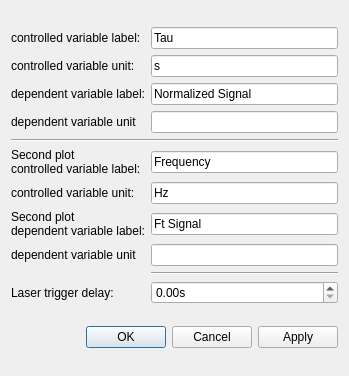
First picture: the form in gui/pulsed/ui_pulsed_main_gui_settings_analysis.ui, repository Ulm-IQO/qudi, before the edit.
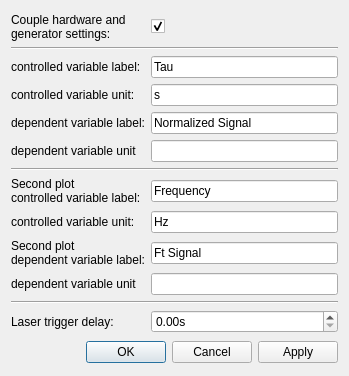
Second picture: the form after the edit. Custom widgets are drawn as their Qt base class.

Commit message: Introduced the functionality to couple sample rate, activation config and later on also the pp-amplitude of the SequenceGeneratorLogic to the PulsedMeasurementLogic via PulsedMasterLogic. This should make it easier to avoid unintended mismatch of waveform parameters with actually set parameters in hardware. There is a new checkbox in the analysis settings dialogue of the pulsed_maingui that is checked by default for that purpose.

Patch:
```diff
--- a/gui/pulsed/ui_pulsed_main_gui_settings_analysis.ui
+++ b/gui/pulsed/ui_pulsed_main_gui_settings_analysis.ui
@@ -29,138 +29,163 @@
    </item>
    <item row="1" column="0">
     <layout class="QGridLayout" name="gridLayout">
+     <item row="0" column="1">
+      <widget class="QCheckBox" name="ana_param_couple_settings_checkBox">
+       <property name="text">
+        <string/>
+       </property>
+       <property name="checked">
+        <bool>true</bool>
+       </property>
+      </widget>
+     </item>
      <item row="7" column="0">
+      <widget class="QLabel" name="ana_param_second_plot_x_axis_label_Label">
+       <property name="text">
+        <string>&lt;html&gt;&lt;head/&gt;&lt;body&gt;&lt;p&gt;Second plot&lt;br/&gt;controlled variable label:&lt;/p&gt;&lt;/body&gt;&lt;/html&gt;</string>
+       </property>
+      </widget>
+     </item>
+     <item row="9" column="0">
       <widget class="QLabel" name="ana_param_second_plot_y_axis_label_Label">
        <property name="text">
         <string>&lt;html&gt;&lt;head/&gt;&lt;body&gt;&lt;p&gt;Second plot&lt;br/&gt;dependent variable label:&lt;/p&gt;&lt;/body&gt;&lt;/html&gt;</string>
        </property>
       </widget>
      </item>
-     <item row="7" column="1">
+     <item row="9" column="1">
       <widget class="QLineEdit" name="ana_param_second_plot_y_axis_name_LineEdit">
        <property name="text">
         <string>Ft Signal</string>
        </property>
       </widget>
      </item>
-     <item row="1" column="0">
-      <widget class="QLabel" name="label">
+     <item row="4" column="1">
+      <widget class="QLineEdit" name="ana_param_y_axis_name_LineEdit">
        <property name="text">
-        <string>controlled variable unit:</string>
+        <string>Normalized Signal</string>
        </property>
       </widget>
      </item>
-     <item row="2" column="0">
+     <item row="4" column="0">
       <widget class="QLabel" name="ana_param_y_axis_label_Label">
        <property name="text">
         <string>&lt;html&gt;&lt;head/&gt;&lt;body&gt;&lt;p&gt;dependent variable label:&lt;/p&gt;&lt;/body&gt;&lt;/html&gt;</string>
        </property>
       </widget>
      </item>
-     <item row="5" column="0">
-      <widget class="QLabel" name="ana_param_second_plot_x_axis_label_Label">
-       <property name="text">
-        <string>&lt;html&gt;&lt;head/&gt;&lt;body&gt;&lt;p&gt;Second plot&lt;br/&gt;controlled variable label:&lt;/p&gt;&lt;/body&gt;&lt;/html&gt;</string>
-       </property>
-      </widget>
-     </item>
-     <item row="5" column="1">
-      <widget class="QLineEdit" name="ana_param_second_plot_x_axis_name_LineEdit">
-       <property name="text">
-        <string>Frequency</string>
-       </property>
-      </widget>
-     </item>
      <item row="2" column="1">
-      <widget class="QLineEdit" name="ana_param_y_axis_name_LineEdit">
-       <property name="text">
-        <string>Normalized Signal</string>
-       </property>
-      </widget>
-     </item>
-     <item row="0" column="1">
       <widget class="QLineEdit" name="ana_param_x_axis_name_LineEdit">
        <property name="text">
         <string>Tau</string>
        </property>
       </widget>
      </item>
+     <item row="3" column="0">
+      <widget class="QLabel" name="label">
+       <property name="text">
+        <string>controlled variable unit:</string>
+       </property>
+      </widget>
+     </item>
+     <item row="7" column="1">
+      <widget class="QLineEdit" name="ana_param_second_plot_x_axis_name_LineEdit">
+       <property name="text">
+        <string>Frequency</string>
+       </property>
+      </widget>
+     </item>
+     <item row="6" column="0" colspan="2">
+      <widget class="Line" name="line">
+       <property name="orientation">
+        <enum>Qt::Horizontal</enum>
+       </property>
+      </widget>
+     </item>
      <item row="8" column="1">
-      <widget class="QLineEdit" name="ana_param_second_plot_y_axis_unit_LineEdit"/>
-     </item>
-     <item row="6" column="1">
       <widget class="QLineEdit" name="ana_param_second_plot_x_axis_unit_LineEdit">
        <property name="text">
         <string>Hz</string>
        </property>
       </widget>
      </item>
-     <item row="0" column="0">
-      <widget class="QLabel" name="ana_param_x_axis_label_Label">
-       <property name="text">
-        <string>controlled variable label:</string>
-       </property>
-      </widget>
-     </item>
-     <item row="8" column="0">
-      <widget class="QLabel" name="label_4">
-       <property name="text">
-        <string>dependent variable unit</string>
-       </property>
-      </widget>
-     </item>
-     <item row="3" column="0">
-      <widget class="QLabel" name="label_2">
-       <property name="text">
-        <string>dependent variable unit</string>
-       </property>
-      </widget>
-     </item>
-     <item row="6" column="0">
-      <widget class="QLabel" name="label_3">
-       <property name="text">
-        <string>controlled variable unit:</string>
-       </property>
-      </widget>
-     </item>
      <item row="3" column="1">
-      <widget class="QLineEdit" name="ana_param_y_axis_unit_LineEdit"/>
-     </item>
-     <item row="1" column="1">
       <widget class="QLineEdit" name="ana_param_x_axis_unit_LineEdit">
        <property name="text">
         <string>s</string>
        </property>
       </widget>
      </item>
-     <item row="4" column="0" colspan="2">
-      <widget class="Line" name="line">
-       <property name="orientation">
-        <enum>Qt::Horizontal</enum>
-       </property>
-      </widget>
-     </item>
-     <item row="9" column="1">
-      <widget class="Line" name="line_2">
-       <property name="orientation">
-        <enum>Qt::Horizontal</enum>
-       </property>
-      </widget>
-     </item>
-     <item row="10" column="1">
+     <item row="12" column="1">
       <widget class="ScienDSpinBox" name="ana_param_lasertrigger_delay_ScienDSpinBox">
        <property name="suffix">
         <string>s</string>
        </property>
       </widget>
      </item>
+     <item row="5" column="0">
+      <widget class="QLabel" name="label_2">
+       <property name="text">
+        <string>dependent variable unit</string>
+       </property>
+      </widget>
+     </item>
+     <item row="2" column="0">
+      <widget class="QLabel" name="ana_param_x_axis_label_Label">
+       <property name="text">
+        <string>controlled variable label:</string>
+       </property>
+      </widget>
+     </item>
+     <item row="10" column="1">
+      <widget class="QLineEdit" name="ana_param_second_plot_y_axis_unit_LineEdit"/>
+     </item>
      <item row="10" column="0">
+      <widget class="QLabel" name="label_4">
+       <property name="text">
+        <string>dependent variable unit</string>
+       </property>
+      </widget>
+     </item>
+     <item row="8" column="0">
+      <widget class="QLabel" name="label_3">
+       <property name="text">
+        <string>controlled variable unit:</string>
+       </property>
+      </widget>
+     </item>
+     <item row="12" column="0">
       <widget class="QLabel" name="label_18">
        <property name="text">
         <string>Laser trigger delay:</string>
        </property>
       </widget>
      </item>
+     <item row="5" column="1">
+      <widget class="QLineEdit" name="ana_param_y_axis_unit_LineEdit"/>
+     </item>
+     <item row="11" column="0" colspan="2">
+      <widget class="Line" name="line_2">
+       <property name="orientation">
+        <enum>Qt::Horizontal</enum>
+       </property>
+      </widget>
+     </item>
+     <item row="0" column="0">
+      <widget class="QLabel" name="label_5">
+       <property name="text">
+        <string>Couple hardware and
+generator settings:</string>
+       </property>
+      </widget>
+     </item>
+     <item row="1" column="0" colspan="2">
+      <widget class="Line" name="line_3">
+       <property name="orientation">
+        <enum>Qt::Horizontal</enum>
+       </property>
+      </widget>
+     </item>
     </layout>
    </item>
   </layout>
```
The commit also changes 2 other files.
